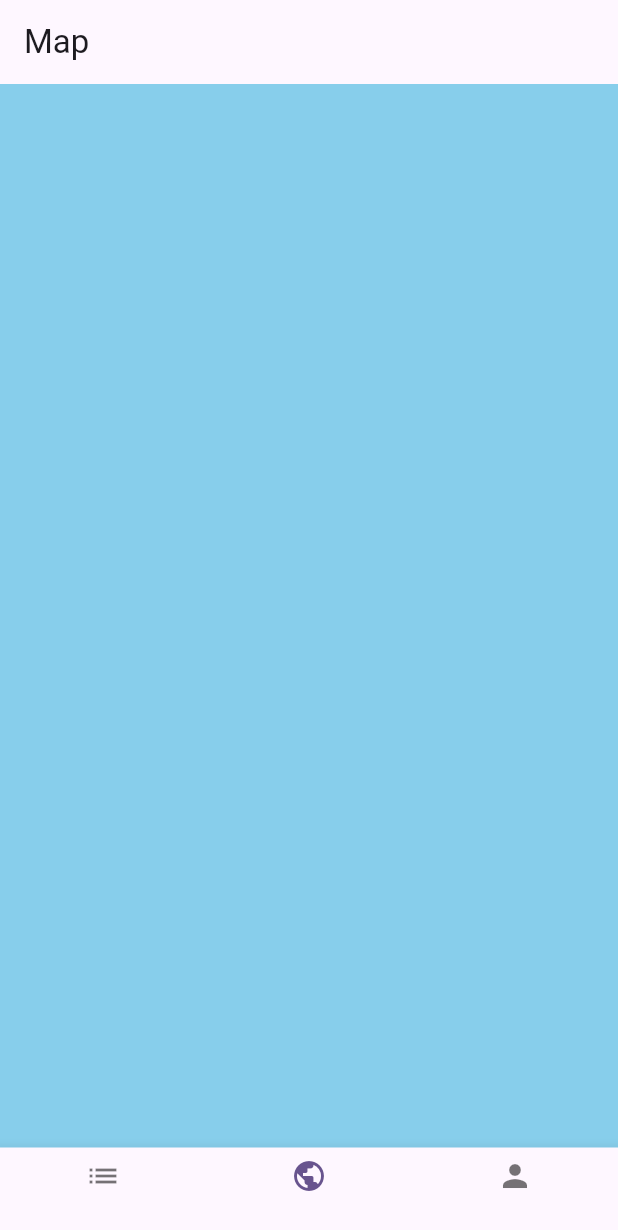
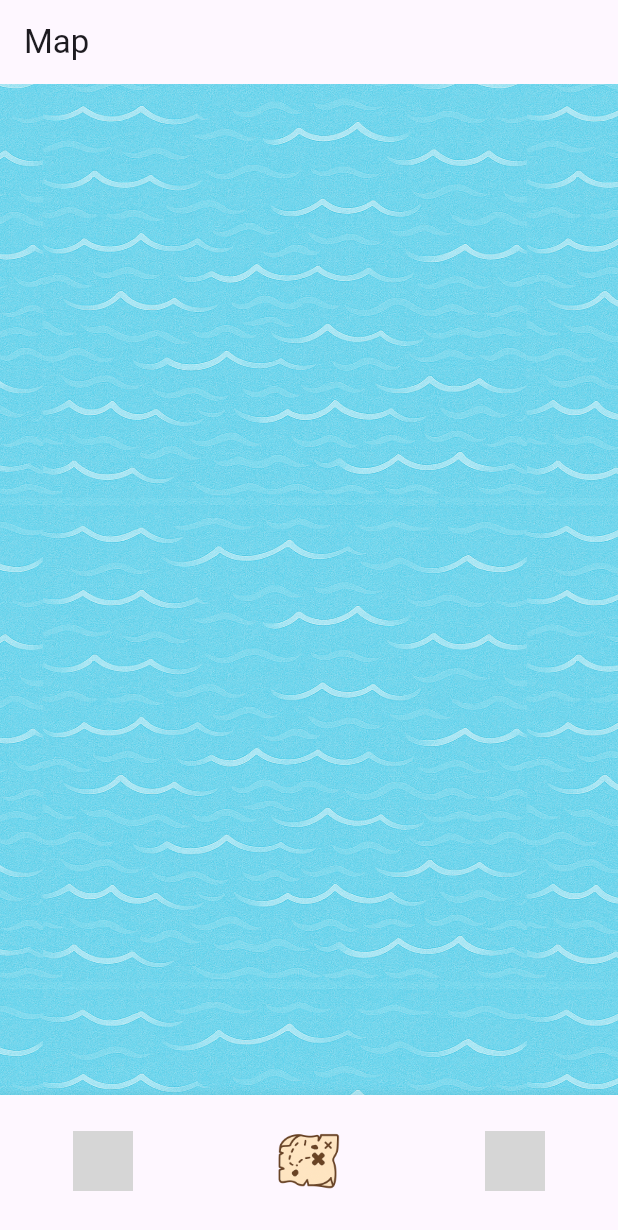
Before and after one commit to penginfly/giragiramap, a Flutter app: the screen it shows after launch, on a phone screen of 412 x 824 dp. Shown: the top 1230 px of the screen. Run offline on Flutter 3.47's test engine with Material 3 defaults, Android fonts, the phone set to English and light mode, and no system bars; grey boxes are pictures that could not be loaded.

Commit message:
まだ動くから一旦コミット

```diff
--- a/lib/pages/continent_map_demo_page.dart
+++ b/lib/pages/continent_map_demo_page.dart
@@ -6,6 +6,7 @@ import '../ui/widgets/interactive_sparkle_pin.dart';
 import '../ui/widgets/pin_tooltip.dart';
 import '../../data/dummy_data.dart';
 import '../ui/widgets/pin_creation_modal.dart';
+import '../ui/widgets/wavy_background.dart'; // ← 追加
 
 class ContinentMapScrollablePage extends StatefulWidget {
   const ContinentMapScrollablePage({super.key});
@@ -17,64 +18,57 @@ class ContinentMapScrollablePage extends StatefulWidget {
 
 class _ContinentMapScrollablePageState
     extends State<ContinentMapScrollablePage> {
-  // GlobalKeyの定義
+  // 大陸の座標など（変更なし）
   final GlobalKey _academicsKey = GlobalKey();
   final GlobalKey _creativityKey = GlobalKey();
   final GlobalKey _careerKey = GlobalKey();
   final GlobalKey _healthKey = GlobalKey();
+
   static const Size mapSize = Size(2000, 1200);
   static const double pad = 160;
   String? _selectedPinId;
 
-  // 大陸ごとのワールド座標をMapで定義
-  final Map<String, Offset> _continentPositions = {
-    "Academics": const Offset(300, 250),
-    "Creativity": const Offset(1300, 300),
-    "Career": const Offset(600, 700),
-    "Health": const Offset(1350, 750),
+  final Map<String, Offset> _continentPositions = const {
+    "Academics": Offset(300, 250),
+    "Creativity": Offset(1300, 300),
+    "Career": Offset(600, 700),
+    "Health": Offset(1350, 750),
   };
 
-  // onLongPress コールバックで呼び出される関数
+  // 大陸長押し → モーダル起動（変更なし）
   void _onContinentLongPress(
-      String category,
-      LongPressStartDetails details,
-      GlobalKey key,
-      ) {
-    final RenderBox renderBox = key.currentContext!.findRenderObject() as RenderBox;
-    final Offset localPosition = renderBox.globalToLocal(details.globalPosition);
-
-    print('長押しされた大陸: $category');
-    print('大陸内のローカル座標: $localPosition');
-
-    // ★ ここでモーダル画面を呼び出す
+    String category,
+    LongPressStartDetails details,
+    GlobalKey key,
+  ) {
+    final renderBox = key.currentContext!.findRenderObject() as RenderBox;
+    final localPosition = renderBox.globalToLocal(details.globalPosition);
     _showPinCreationModal(category, localPosition);
   }
 
-  void _showPinCreationModal(String category, Offset localPosition) async {
+  Future<void> _showPinCreationModal(
+    String category,
+    Offset localPosition,
+  ) async {
     final newPinData = await showModalBottomSheet(
       context: context,
       isScrollControlled: true,
       builder: (BuildContext context) {
         return PinCreationModal(
-          category: category, // ★ 修正: initialCategoryからcategoryに変更
+          category: category,
           initialPosition: localPosition,
         );
       },
     );
 
-    // モーダルが閉じられ、データが返された場合
     if (newPinData != null) {
-      setState(() {
-        // ダミーデータリストに新しいピンを追加
-        dummyPins.add(newPinData);
-      });
+      setState(() => dummyPins.add(newPinData));
     }
   }
 
   @override
   Widget build(BuildContext context) {
     return Scaffold(
-      backgroundColor: const Color(0xFF87CEEB),
       body: InteractiveViewer(
         minScale: 0.5,
         maxScale: 2.5,
@@ -86,29 +80,37 @@ class _ContinentMapScrollablePageState
           height: mapSize.height + pad * 2,
           child: Stack(
             children: [
+              // ← ここを差し替え：1枚画像を左右スライドで“波”
               const Positioned.fill(
-                child: ColoredBox(color: Color(0xFF87CEEB)),
+                child: TiledWavyBackground(
+                  assetPath: "assets/images/wave.png",
+                  amplitude: 8, // 揺れ幅
+                  period: Duration(seconds: 4), // 往復4秒
+                  tileScale: 0.3, // 波の粒を細かく
+                ),
               ),
+
+              // マップ本体（大陸・ピンはそのまま）
               Positioned(
                 left: pad,
                 top: pad,
                 width: mapSize.width,
                 height: mapSize.height,
                 child: Stack(
+                  clipBehavior: Clip.none,
                   children: [
-                    const Positioned.fill(
-                      child: ColoredBox(color: Color(0xFF87CEEB)),
-                    ),
-                    // 大陸チップを配置
+                    // 大陸チップ群（変えてません）
                     Positioned(
                       left: _continentPositions["Academics"]!.dx,
                       top: _continentPositions["Academics"]!.dy,
                       child: ContinentChip(
                         key: _academicsKey,
                         label: "Academics",
-                        onLongPressStart: (details) {
-                          _onContinentLongPress("Academics", details, _academicsKey);
-                        },
+                        onLongPressStart: (details) => _onContinentLongPress(
+                          "Academics",
+                          details,
+                          _academicsKey,
+                        ),
                       ),
                     ),
                     Positioned(
@@ -117,9 +119,11 @@ class _ContinentMapScrollablePageState
                       child: ContinentChip(
                         key: _creativityKey,
                         label: "Creativity",
-                        onLongPressStart: (details) {
-                          _onContinentLongPress("Creativity", details, _creativityKey);
-                        },
+                        onLongPressStart: (details) => _onContinentLongPress(
+                          "Creativity",
+                          details,
+                          _creativityKey,
+                        ),
                       ),
                     ),
                     Positioned(
@@ -128,9 +132,11 @@ class _ContinentMapScrollablePageState
                       child: ContinentChip(
                         key: _careerKey,
                         label: "Career",
-                        onLongPressStart: (details) {
-                          _onContinentLongPress("Career", details, _careerKey);
-                        },
+                        onLongPressStart: (details) => _onContinentLongPress(
+                          "Career",
+                          details,
+                          _careerKey,
+                        ),
                       ),
                     ),
                     Positioned(
@@ -139,24 +145,32 @@ class _ContinentMapScrollablePageState
                       child: ContinentChip(
                         key: _healthKey,
                         label: "Health",
-                        onLongPressStart: (details) {
-                          _onContinentLongPress("Health", details, _healthKey);
-                        },
+                        onLongPressStart: (details) => _onContinentLongPress(
+                          "Health",
+                          details,
+                          _healthKey,
+                        ),
                       ),
                     ),
-                    // ピンと吹き出しを動的に配置
+
+                    // ピン & 吹き出し（dummyPins から描画）
                     ...dummyPins.map((pin) {
-                      final Offset? continentOffset =
-                      _continentPositions[pin['category']];
-                      if (continentOffset == null) {
+                      final cat = pin['category'] as String?;
+                      if (cat == null) return const SizedBox.shrink();
+                      final continentOffset = _continentPositions[cat];
+                      if (continentOffset == null)
                         return const SizedBox.shrink();
-                      }
+
                       final double pinWorldX =
-                          continentOffset.dx + pin['xPosition'];
+                          continentOffset.dx +
+                          (pin['xPosition'] as num).toDouble();
                       final double pinWorldY =
-                          continentOffset.dy + pin['yPosition'];
-                      final bool isSelected =
-                          _selectedPinId == pin['userId'] + pin['title'];
+                          continentOffset.dy +
+                          (pin['yPosition'] as num).toDouble();
+
+                      final String id = '${pin['userId']}${pin['title']}';
+                      final bool isSelected = _selectedPinId == id;
+
                       return Positioned(
                         left: pinWorldX,
                         top: pinWorldY,
@@ -168,13 +182,14 @@ class _ContinentMapScrollablePageState
                               Positioned(
                                 bottom: 40,
                                 child: PinTooltip(
-                                  title: pin['title'],
-                                  description: pin['description'],
-                                  userId: pin['userId'],
+                                  title: pin['title'] as String? ?? '',
+                                  description:
+                                      pin['description'] as String? ?? '',
+                                  userId: pin['userId'] as String? ?? '',
                                 ),
                               ),
                             InteractiveSparklePin(
-                              pin: SparklePin(
+                              pin: const SparklePin(
                                 baseSize: 18,
                                 progress: 1.0,
                                 pulse: true,
@@ -183,11 +198,9 @@ class _ContinentMapScrollablePageState
                               stemLen: 12,
                               onTap: () {
                                 setState(() {
-                                  _selectedPinId = isSelected
-                                      ? null
-                                      : pin['userId'] + pin['title'];
+                                  _selectedPinId = isSelected ? null : id;
                                 });
-                                debugPrint('ピンがタップされました: ${pin['title']}');
+                                debugPrint('ピン: ${pin['title']} をタップ');
                               },
                             ),
                           ],
--- a/lib/pages/main_screen.dart
+++ b/lib/pages/main_screen.dart
@@ -27,10 +27,33 @@ class _MainScreenState extends State<MainScreen> {
       bottomNavigationBar: BottomNavigationBar(
         currentIndex: _selectedIndex,
         onTap: (i) => setState(() => _selectedIndex = i),
-        items: const [
-          BottomNavigationBarItem(icon: Icon(Icons.list), label: ''),
-          BottomNavigationBarItem(icon: Icon(Icons.public), label: ''),
-          BottomNavigationBarItem(icon: Icon(Icons.person), label: ''),
+        showSelectedLabels: false, // ← これ！
+        showUnselectedLabels: false, // ← これ！
+        items: [
+          BottomNavigationBarItem(
+            icon: Image.asset(
+              'assets/icons/icon_list.png',
+              width: 40,
+              height: 40,
+            ),
+            label: 'list', // label 自体はダミーでOK
+          ),
+          BottomNavigationBarItem(
+            icon: Image.asset(
+              'assets/icons/icon_map.png',
+              width: 60,
+              height: 60,
+            ),
+            label: 'map',
+          ),
+          BottomNavigationBarItem(
+            icon: Image.asset(
+              'assets/icons/icon_user.png',
+              width: 40,
+              height: 40,
+            ),
+            label: 'user',
+          ),
         ],
       ),
     );
--- /dev/null
+++ b/lib/ui/widgets/wavy_background.dart
@@ -0,0 +1,59 @@
+import 'dart:math' as math;
+import 'package:flutter/material.dart';
+
+class TiledWavyBackground extends StatefulWidget {
+  final String assetPath;
+  final double amplitude; // 揺れ幅(px)
+  final Duration period; // 往復の周期
+  final double tileScale; // 波タイルの大きさ縮小率 (1.0=原寸)
+
+  const TiledWavyBackground({
+    super.key,
+    required this.assetPath,
+    this.amplitude = 12,
+    this.period = const Duration(seconds: 3),
+    this.tileScale = 0.3, // 小さくするとタイルが細かくなる
+  });
+
+  @override
+  State<TiledWavyBackground> createState() => _TiledWavyBackgroundState();
+}
+
+class _TiledWavyBackgroundState extends State<TiledWavyBackground>
+    with SingleTickerProviderStateMixin {
+  late final AnimationController _ac = AnimationController(
+    vsync: this,
+    duration: widget.period,
+  )..repeat();
+
+  @override
+  void dispose() {
+    _ac.dispose();
+    super.dispose();
+  }
+
+  @override
+  Widget build(BuildContext context) {
+    return AnimatedBuilder(
+      animation: _ac,
+      builder: (_, __) {
+        final dx = math.sin(_ac.value * 2 * math.pi) * widget.amplitude;
+
+        return ClipRect(
+          child: Transform.translate(
+            offset: Offset(dx, 0),
+            child: Transform.scale(
+              scale: 1.05, // はみ出し防止
+              child: Image.asset(
+                widget.assetPath,
+                repeat: ImageRepeat.repeat, // ←ここで敷き詰め！
+                scale: 1 / widget.tileScale, // 小さくして並べる
+                fit: BoxFit.none,
+              ),
+            ),
+          ),
+        );
+      },
+    );
+  }
+}
```
Also changed, not shown: pubspec.yaml (+8 -2 lines), assets/icons/icon_map.png (added), assets/images/wave.png (added), pubspec.lock, 12 other files.
